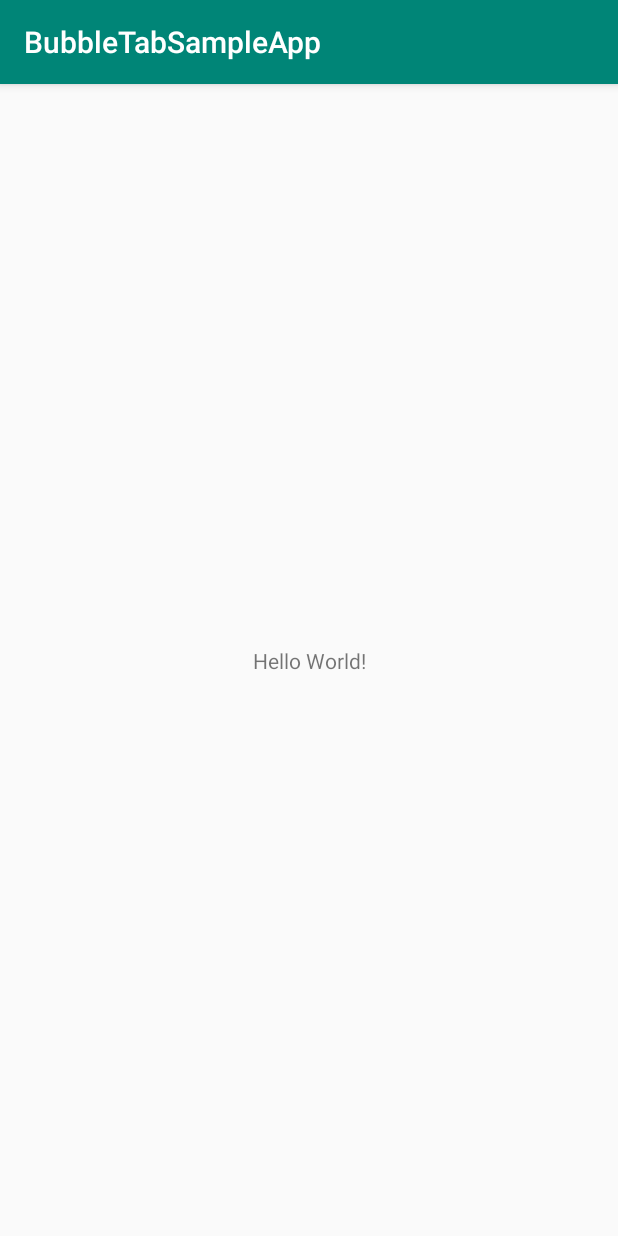
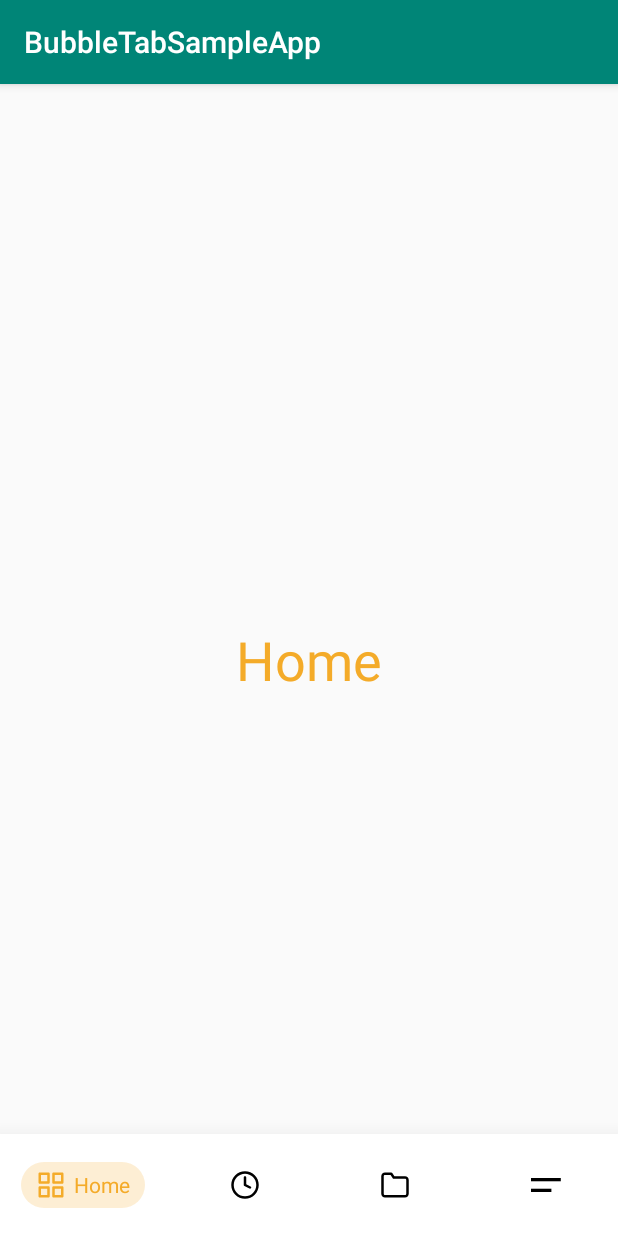
Before and after one commit to Cuberto/bubble-icon-tabbar-android, an Android app: the screen it shows after launch (MainActivity), on a phone screen of 412 x 824 dp. Run offline under Robolectric (Android 15) with nearby library versions, the phone set to English and light mode, and no system bars.

```diff
--- a/app/src/main/java/com/cuberto/bubbletabsampleapp/MainActivity.java
+++ b/app/src/main/java/com/cuberto/bubbletabsampleapp/MainActivity.java
@@ -1,14 +1,68 @@
 package com.cuberto.bubbletabsampleapp;
-
-import androidx.appcompat.app.AppCompatActivity;
 
 import android.os.Bundle;
 
+import androidx.appcompat.app.AppCompatActivity;
+import androidx.fragment.app.Fragment;
+import androidx.fragment.app.FragmentStatePagerAdapter;
+import androidx.viewpager.widget.ViewPager;
+
+import com.cuberto.bubbleicontabbarandroid.TabBubbleAnimator;
+import com.google.android.material.tabs.TabLayout;
+
+import java.util.ArrayList;
+import java.util.List;
+
 public class MainActivity extends AppCompatActivity {
+
+    private List<Fragment> mFragmentList = new ArrayList<>();
+    private TabBubbleAnimator tabBubbleAnimator;
+    private String[] titles = new String[]{"Home", "Clock", "Folder", "Menu"};
+    private int[] colors = new int[]{R.color.home, R.color.clock, R.color.folder, R.color.menu};
+
 
     @Override
     protected void onCreate(Bundle savedInstanceState) {
         super.onCreate(savedInstanceState);
         setContentView(R.layout.activity_main);
+        mFragmentList.add(new TabFragment(titles[0], colors[0]));
+        mFragmentList.add(new TabFragment(titles[1], colors[1]));
+        mFragmentList.add(new TabFragment(titles[2], colors[2]));
+        mFragmentList.add(new TabFragment(titles[3], colors[3]));
+        ViewPager viewPager = findViewById(R.id.viewPager);
+        FragmentStatePagerAdapter adapter = new FragmentStatePagerAdapter(getSupportFragmentManager()) {
+            @Override
+            public Fragment getItem(int position) {
+                return mFragmentList.get(position);
+            }
+
+            @Override
+            public int getCount() {
+                return mFragmentList.size();
+            }
+        };
+        viewPager.setAdapter(adapter);
+        TabLayout tabLayout = findViewById(R.id.tabLayout);
+        tabLayout.setupWithViewPager(viewPager);
+        tabBubbleAnimator = new TabBubbleAnimator(tabLayout);
+        tabBubbleAnimator.addTabItem(titles[0], R.drawable.ic_grid, colors[0]);
+        tabBubbleAnimator.addTabItem(titles[1], R.drawable.ic_clock,colors[1]);
+        tabBubbleAnimator.addTabItem(titles[2], R.drawable.ic_folder, colors[2]);
+        tabBubbleAnimator.addTabItem(titles[3], R.drawable.ic_menu, colors[3]);
+        tabBubbleAnimator.highLightTab(0);
+        viewPager.addOnPageChangeListener(tabBubbleAnimator);
     }
+
+    @Override
+    protected void onStart() {
+        super.onStart();
+        tabBubbleAnimator.onStart((TabLayout) findViewById(R.id.tabLayout));
+    }
+
+    @Override
+    protected void onStop() {
+        super.onStop();
+        tabBubbleAnimator.onStop();
+    }
+
 }
--- /dev/null
+++ b/app/src/main/java/com/cuberto/bubbletabsampleapp/TabFragment.java
@@ -0,0 +1,42 @@
+package com.cuberto.bubbletabsampleapp;
+
+import android.os.Bundle;
+import android.view.LayoutInflater;
+import android.view.View;
+import android.view.ViewGroup;
+import android.widget.TextView;
+
+import androidx.annotation.NonNull;
+import androidx.annotation.Nullable;
+import androidx.core.content.ContextCompat;
+import androidx.fragment.app.Fragment;
+
+public class TabFragment extends Fragment {
+
+    private String title;
+    private int colorId;
+
+    public TabFragment(String title, int colorId) {
+        this.title = title;
+        this.colorId = colorId;
+    }
+
+    @Override
+    public View onCreateView(LayoutInflater inflater, ViewGroup container, Bundle savedInstanceState) {
+        setRetainInstance(true);
+        return inflater.inflate(R.layout.fragment_one, container, false);
+    }
+
+    @Override
+    public void onViewCreated(@NonNull View view, @Nullable Bundle savedInstanceState) {
+        super.onViewCreated(view, savedInstanceState);
+        TextView textView = getView().findViewById(R.id.tab_title);
+        textView.setText(title);
+        textView.setTextColor(ContextCompat.getColor(getContext(), colorId));
+    }
+
+    @Override
+    public void onSaveInstanceState(@NonNull Bundle outState) {
+        super.onSaveInstanceState(outState);
+    }
+}
--- /dev/null
+++ b/app/src/main/res/drawable/ic_clock.xml
@@ -0,0 +1,9 @@
+<vector xmlns:android="http://schemas.android.com/apk/res/android"
+        android:width="24dp"
+        android:height="24dp"
+        android:viewportWidth="24"
+        android:viewportHeight="24">
+    <path
+            android:fillColor="#FF000000"
+            android:pathData="M23,12c0,-3.037 -1.232,-5.789 -3.222,-7.778s-4.741,-3.222 -7.778,-3.222 -5.789,1.232 -7.778,3.222 -3.222,4.741 -3.222,7.778 1.232,5.789 3.222,7.778 4.741,3.222 7.778,3.222 5.789,-1.232 7.778,-3.222 3.222,-4.741 3.222,-7.778zM21,12c0,2.486 -1.006,4.734 -2.636,6.364s-3.878,2.636 -6.364,2.636 -4.734,-1.006 -6.364,-2.636 -2.636,-3.878 -2.636,-6.364 1.006,-4.734 2.636,-6.364 3.878,-2.636 6.364,-2.636 4.734,1.006 6.364,2.636 2.636,3.878 2.636,6.364zM11,6v6c0,0.389 0.222,0.727 0.553,0.894l4,2c0.494,0.247 1.095,0.047 1.342,-0.447s0.047,-1.095 -0.447,-1.342l-3.448,-1.723v-5.382c0,-0.552 -0.448,-1 -1,-1s-1,0.448 -1,1z"/>
+</vector>
--- /dev/null
+++ b/app/src/main/res/drawable/ic_folder.xml
@@ -0,0 +1,9 @@
+<vector xmlns:android="http://schemas.android.com/apk/res/android"
+        android:width="24dp"
+        android:height="24dp"
+        android:viewportWidth="24"
+        android:viewportHeight="24">
+    <path
+            android:fillColor="#FF000000"
+            android:pathData="M23,19v-11c0,-0.828 -0.337,-1.58 -0.879,-2.121s-1.293,-0.879 -2.121,-0.879h-8.465l-1.703,-2.555c-0.182,-0.27 -0.486,-0.445 -0.832,-0.445h-5c-0.828,0 -1.58,0.337 -2.121,0.879s-0.879,1.293 -0.879,2.121v14c0,0.828 0.337,1.58 0.879,2.121s1.293,0.879 2.121,0.879h16c0.828,0 1.58,-0.337 2.121,-0.879s0.879,-1.293 0.879,-2.121zM21,19c0,0.276 -0.111,0.525 -0.293,0.707s-0.431,0.293 -0.707,0.293h-16c-0.276,0 -0.525,-0.111 -0.707,-0.293s-0.293,-0.431 -0.293,-0.707v-14c0,-0.276 0.111,-0.525 0.293,-0.707s0.431,-0.293 0.707,-0.293h4.465l1.703,2.555c0.192,0.287 0.506,0.443 0.832,0.445h9c0.276,0 0.525,0.111 0.707,0.293s0.293,0.431 0.293,0.707z"/>
+</vector>
--- /dev/null
+++ b/app/src/main/res/drawable/ic_grid.xml
@@ -0,0 +1,9 @@
+<vector xmlns:android="http://schemas.android.com/apk/res/android"
+        android:width="24dp"
+        android:height="24dp"
+        android:viewportWidth="24"
+        android:viewportHeight="24">
+    <path
+            android:fillColor="#FF000000"
+            android:pathData="M3,2c-0.552,0 -1,0.448 -1,1v7c0,0.552 0.448,1 1,1h7c0.552,0 1,-0.448 1,-1v-7c0,-0.552 -0.448,-1 -1,-1zM4,4h5v5h-5zM14,2c-0.552,0 -1,0.448 -1,1v7c0,0.552 0.448,1 1,1h7c0.552,0 1,-0.448 1,-1v-7c0,-0.552 -0.448,-1 -1,-1zM15,4h5v5h-5zM14,13c-0.552,0 -1,0.448 -1,1v7c0,0.552 0.448,1 1,1h7c0.552,0 1,-0.448 1,-1v-7c0,-0.552 -0.448,-1 -1,-1zM15,15h5v5h-5zM3,13c-0.552,0 -1,0.448 -1,1v7c0,0.552 0.448,1 1,1h7c0.552,0 1,-0.448 1,-1v-7c0,-0.552 -0.448,-1 -1,-1zM4,15h5v5h-5z"/>
+</vector>
--- /dev/null
+++ b/app/src/main/res/drawable/ic_menu.xml
@@ -0,0 +1,24 @@
+<vector xmlns:android="http://schemas.android.com/apk/res/android"
+    android:width="17dp"
+    android:height="8dp"
+    android:viewportWidth="17"
+    android:viewportHeight="8">
+  <group>
+    <clip-path android:pathData="M0,0L16.8906,0L16.8906,1.7773L0,1.7773ZM0,0 M 0,0"/>
+    <path
+        android:pathData="M-5,-5L21.8906,-5L21.8906,6.7773L-5,6.7773ZM-5,-5"
+        android:fillColor="#000000"
+        android:fillAlpha="1"
+        android:fillType="nonZero"
+        android:strokeColor="#00000000"/>
+  </group>
+  <group>
+    <clip-path android:pathData="M0,6.2227L11.5547,6.2227L11.5547,8L0,8ZM0,6.2227 M 0,0"/>
+    <path
+        android:pathData="M-5,1.2227L16.5547,1.2227L16.5547,13L-5,13ZM-5,1.2227"
+        android:fillColor="#000000"
+        android:fillAlpha="1"
+        android:fillType="nonZero"
+        android:strokeColor="#00000000"/>
+  </group>
+</vector>
--- a/app/src/main/res/layout/activity_main.xml
+++ b/app/src/main/res/layout/activity_main.xml
@@ -1,18 +1,27 @@
 <?xml version="1.0" encoding="utf-8"?>
 <androidx.constraintlayout.widget.ConstraintLayout xmlns:android="http://schemas.android.com/apk/res/android"
     xmlns:app="http://schemas.android.com/apk/res-auto"
-    xmlns:tools="http://schemas.android.com/tools"
     android:layout_width="match_parent"
     android:layout_height="match_parent"
-    tools:context=".MainActivity">
+    android:orientation="vertical">
 
-    <TextView
-        android:layout_width="wrap_content"
+    <androidx.viewpager.widget.ViewPager
+        android:id="@+id/viewPager"
+        android:layout_width="match_parent"
+        android:layout_height="match_parent" />
+
+    <com.google.android.material.tabs.TabLayout
+        android:id="@+id/tabLayout"
+        android:layout_width="match_parent"
         android:layout_height="wrap_content"
-        android:text="Hello World!"
+        android:background="@color/white"
+        android:elevation="20dp"
+        android:minHeight="?actionBarSize"
+        android:paddingTop="10dp"
+        android:paddingBottom="10dp"
         app:layout_constraintBottom_toBottomOf="parent"
-        app:layout_constraintLeft_toLeftOf="parent"
-        app:layout_constraintRight_toRightOf="parent"
-        app:layout_constraintTop_toTopOf="parent" />
+        app:tabGravity="fill"
+        app:tabIndicatorHeight="0dp"
+        app:tabMode="fixed" />
 
 </androidx.constraintlayout.widget.ConstraintLayout>
--- /dev/null
+++ b/app/src/main/res/layout/fragment_one.xml
@@ -0,0 +1,14 @@
+<?xml version="1.0" encoding="utf-8"?>
+<RelativeLayout xmlns:android="http://schemas.android.com/apk/res/android"
+    android:layout_width="match_parent"
+    android:layout_height="match_parent"
+    android:id="@+id/tab_layout">
+    <TextView
+        android:id="@+id/tab_title"
+        android:layout_width="wrap_content"
+        android:layout_height="wrap_content"
+        android:layout_centerInParent="true"
+        android:text="Tab"
+        android:textSize="36sp" />
+
+</RelativeLayout>
--- a/app/src/main/res/values/colors.xml
+++ b/app/src/main/res/values/colors.xml
@@ -3,4 +3,11 @@
     <color name="colorPrimary">#008577</color>
     <color name="colorPrimaryDark">#00574B</color>
     <color name="colorAccent">#D81B60</color>
+    <color name="white">#FFFFFF</color>
+    <color name="white_50">#80FFFFFF</color>
+    <color name="home">#f4ab29</color>
+    <color name="clock">#5538b0</color>
+    <color name="folder">#a9418f</color>
+    <color name="menu">#4290a3</color>
+    <color name="black">#000000</color>
 </resources>
--- /dev/null
+++ b/bubbleicontabbarandroid/src/main/java/com/cuberto/bubbleicontabbarandroid/TabBubbleAnimator.java
@@ -0,0 +1,114 @@
+package com.cuberto.bubbleicontabbarandroid;
+
+import android.graphics.Color;
+import android.graphics.PorterDuff;
+import android.view.LayoutInflater;
+import android.view.View;
+import android.widget.ImageView;
+import android.widget.LinearLayout;
+import android.widget.TextView;
+
+import androidx.annotation.ColorRes;
+import androidx.core.content.ContextCompat;
+import androidx.transition.ChangeBounds;
+import androidx.transition.Fade;
+import androidx.transition.TransitionManager;
+import androidx.transition.TransitionSet;
+import androidx.viewpager.widget.ViewPager;
+
+import com.google.android.material.tabs.TabLayout;
+
+import java.util.ArrayList;
+import java.util.List;
+
+import static android.view.View.GONE;
+import static android.view.View.INVISIBLE;
+import static android.view.View.VISIBLE;
+
+public class TabBubbleAnimator extends ViewPager.SimpleOnPageChangeListener {
+
+    private final List<String> mFragmentTitleList = new ArrayList<>();
+    private final List<Integer> mFragmentIconList = new ArrayList<>();
+    private final List<Integer> mFragmentColorList = new ArrayList<>();
+    private TabLayout tabLayout;
+
+    public TabBubbleAnimator(TabLayout tabLayout) {
+        this.tabLayout = tabLayout;
+    }
+
+    public void addTabItem(String title, int tabIcon, int tabColor) {
+        mFragmentTitleList.add(title);
+        mFragmentIconList.add(tabIcon);
+        mFragmentColorList.add(tabColor);
+    }
+
+    private void getTabView(int position, TabLayout.Tab tab, boolean isSelected) {
+        View view = tab.getCustomView() == null ? LayoutInflater.from(tabLayout.getContext()).inflate(R.layout.custom_tab, null) : tab.getCustomView();
+        if (tab.getCustomView() == null) {
+            tab.setCustomView(view);
+        }
+        ImageView bg = view.findViewById(R.id.bg);
+        bg.setVisibility(isSelected ? VISIBLE : INVISIBLE);
+        TextView tabTextView = view.findViewById(R.id.tabTextView);
+        tabTextView.setTextColor(isSelected ? getColor(mFragmentColorList.get(position)) : Color.BLACK);
+        tabTextView.setVisibility(isSelected ? VISIBLE : GONE);
+        ImageView tabImageView = view.findViewById(R.id.tabImageView);
+        tabImageView.setImageResource(mFragmentIconList.get(position));
+        tabImageView.setColorFilter(isSelected ? getColor(mFragmentColorList.get(position)) : Color.BLACK, PorterDuff.Mode.SRC_ATOP);
+        if (isSelected) {
+            bg.setColorFilter(ContextCompat.getColor(tabLayout.getContext(), mFragmentColorList.get(position)), PorterDuff.Mode.SRC_ATOP);
+            bg.setAlpha(0.2f);
+            tabTextView.setText(mFragmentTitleList.get(position));
+        }
+    }
+
+    public void highLightTab(int position) {
+        if (tabLayout != null) {
+            TransitionManager.beginDelayedTransition(tabLayout, getTransitionSet());
+            for (int i = 0; i < tabLayout.getTabCount(); i++) {
+                TabLayout.Tab tab = tabLayout.getTabAt(i);
+                assert tab != null;
+                getTabView(i, tab, i == position);
+                LinearLayout layout = ((LinearLayout) ((LinearLayout) tabLayout.getChildAt(0)).getChildAt(i));
+                layout.setBackground(null);
+                layout.setClipChildren(false);
+                layout.setClipToPadding(false);
+                layout.setPaddingRelative(0, 0, 0, 0);
+                LinearLayout.LayoutParams layoutParams = (LinearLayout.LayoutParams) layout.getLayoutParams();
+                layoutParams.weight = i == position ? 1 : 0.9f;
+                layout.setLayoutParams(layoutParams);
+            }
+        }
+    }
+
+    private TransitionSet getTransitionSet() {
+        TransitionSet set = new TransitionSet();
+        Fade fadeIn = new Fade();
+        fadeIn.setMode(Fade.MODE_IN);
+        Fade fadeOut = new Fade();
+        fadeOut.setMode(Fade.MODE_OUT);
+        set.addTransition(fadeIn.setDuration(500));
+        set.addTransition(fadeOut.setDuration(150));
+        set.addTransition(new ChangeBounds().setDuration(300));
+        set.addTransition(new TextColorTransition().setDuration(100));
+        set.setOrdering(TransitionSet.ORDERING_TOGETHER);
+        return set;
+    }
+
+    public void onStart(TabLayout tabLayout) {
+        this.tabLayout = tabLayout;
+    }
+
+    public void onStop() {
+        this.tabLayout = null;
+    }
+
+    @Override
+    public void onPageSelected(int position) {
+        highLightTab(position);
+    }
+
+    public int getColor(@ColorRes int colorRes) {
+        return ContextCompat.getColor(tabLayout.getContext(), colorRes);
+    }
+}
--- /dev/null
+++ b/bubbleicontabbarandroid/src/main/res/drawable/item_bg.xml
@@ -0,0 +1,5 @@
+<?xml version="1.0" encoding="utf-8"?>
+<shape android:shape="rectangle"
+    xmlns:android="http://schemas.android.com/apk/res/android">
+    <corners android:radius="50dp" />
+</shape>
--- /dev/null
+++ b/bubbleicontabbarandroid/src/main/res/layout/custom_tab.xml
@@ -0,0 +1,62 @@
+<?xml version="1.0" encoding="utf-8"?>
+<FrameLayout xmlns:android="http://schemas.android.com/apk/res/android"
+    xmlns:app="http://schemas.android.com/apk/res-auto"
+    xmlns:tools="http://schemas.android.com/tools"
+    android:id="@+id/root"
+    android:layout_width="match_parent"
+    android:layout_height="wrap_content"
+    android:layout_gravity="center"
+    android:clipChildren="false">
+
+    <RelativeLayout
+        android:layout_width="wrap_content"
+        android:layout_height="wrap_content"
+        android:layout_gravity="center">
+
+
+    <LinearLayout
+        android:id="@+id/tabContainer"
+        android:layout_width="wrap_content"
+        android:layout_height="wrap_content"
+        android:layout_marginStart="5dp"
+        android:layout_marginEnd="5dp"
+        android:orientation="horizontal">
+
+        <ImageView
+            android:id="@+id/tabImageView"
+            android:layout_width="20dp"
+            android:layout_height="20dp"
+            android:layout_gravity="center_vertical"
+            android:layout_marginStart="10dp"
+            android:layout_marginTop="5dp"
+            android:layout_marginEnd="5dp"
+            android:layout_marginBottom="5dp"/>
+
+        <TextView
+            android:id="@+id/tabTextView"
+            android:layout_width="wrap_content"
+            android:layout_height="wrap_content"
+            android:layout_gravity="center_vertical"
+            android:layout_marginEnd="10dp"
+            android:ellipsize="end"
+            android:singleLine="true"
+            android:textSize="14dp"
+            android:visibility="gone"
+            tools:ignore="SpUsage" />
+
+    </LinearLayout>
+
+    <ImageView
+        android:id="@+id/bg"
+        android:layout_width="0dp"
+        android:layout_height="0dp"
+        android:src="@drawable/item_bg"
+        android:visibility="invisible"
+        android:layout_alignStart="@id/tabContainer"
+        android:layout_alignEnd="@id/tabContainer"
+        android:layout_alignTop="@id/tabContainer"
+        android:layout_alignBottom="@id/tabContainer" />
+
+    </RelativeLayout>
+
+</FrameLayout>
```
Also changed, not shown: app/build.gradle (+7 -3 lines), app/src/main/res/drawable/ic_bar_chart.xml (added, +9 -0 lines), bubbleicontabbarandroid/build.gradle (+47 -3 lines), bubbleicontabbarandroid/src/main/java/com/cuberto/bubbleicontabbarandroid/TextColorTransition.java (added, +79 -0 lines), versioning.gradle (added, +20 -0 lines), 2 other files.
